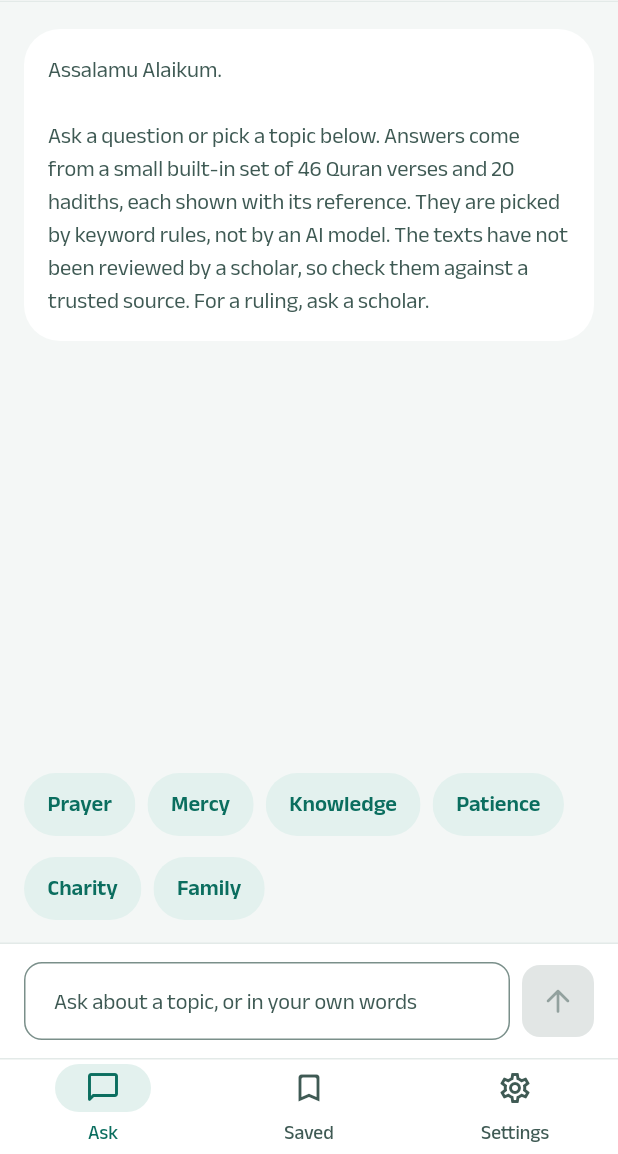
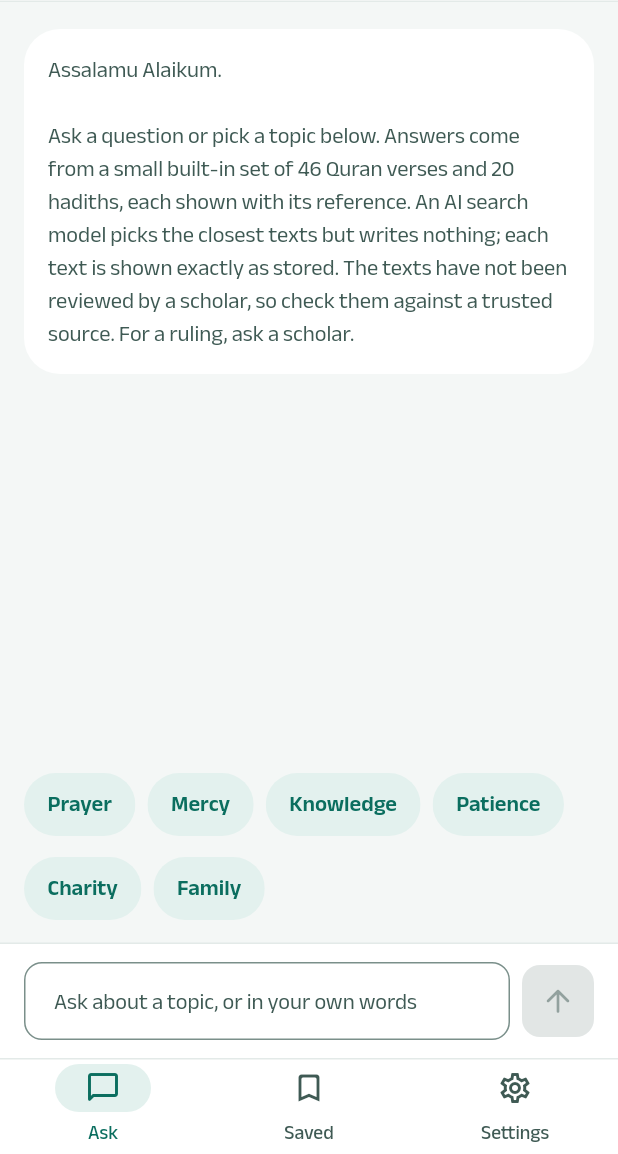
Before and after one commit to tahmidbintaslim/Peace-AI, a Flutter app: the screen it shows after launch, on a phone screen of 412 x 824 dp, the part 82-1236 px from its top. Run offline on Flutter 3.47's test engine with Material 3 defaults, Android fonts, the phone set to English and light mode, and no system bars; our stand-ins replace shared_preferences.

Commit message:
docs: describe search by meaning; tidy format
Co-Authored-By: Claude Opus 5.5 <noreply@anthropic.com>
Claude-Session: https://claude.ai/code/session_01R2svZ58ZbTeK9sLhYCBhEU

```diff
--- a/lib/screens/settings_screen.dart
+++ b/lib/screens/settings_screen.dart
@@ -8,8 +8,9 @@ import '../widgets/common.dart';
 String sourceNotice(IslamicKnowledgeService knowledge) {
   return 'Answers come from a small built-in set of '
       '${knowledge.totalVerses} Quran verses and ${knowledge.totalHadiths} '
-      'hadiths, each shown with its reference. They are picked by keyword '
-      'rules, not by an AI model. The texts have not been reviewed by a '
+      'hadiths, each shown with its reference. An AI search model '
+      'picks the closest texts but writes nothing; each text is shown '
+      'exactly as stored. The texts have not been reviewed by a '
       'scholar, so check them against a trusted source. For a ruling, ask '
       'a scholar.';
 }
```
Also changed, not shown: 3 other files.
